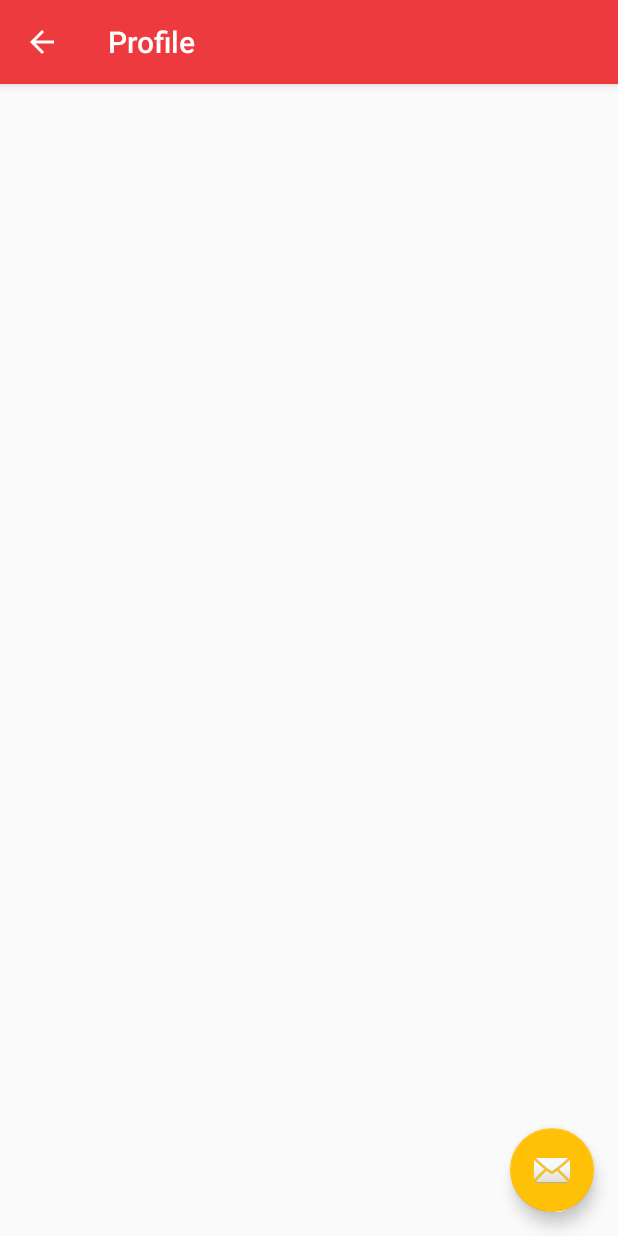
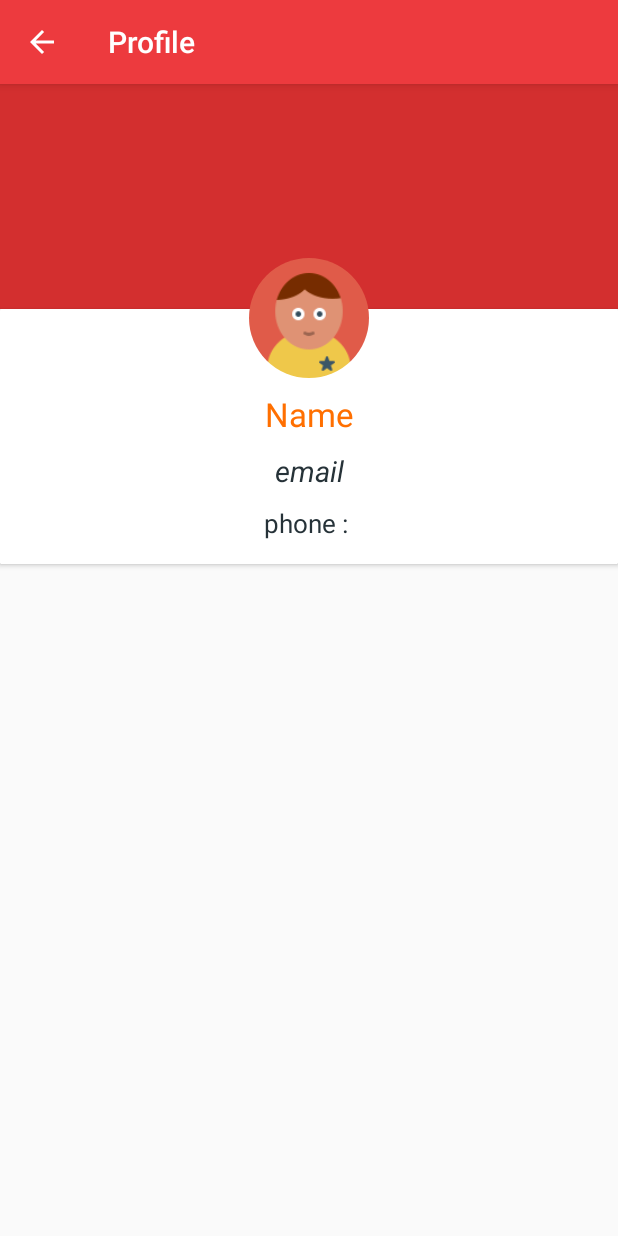
Before and after one commit to Cloudeducate/StudentApp, an Android app: the ProfileActivity screen opened directly, with no data from a screen before it, on a phone screen of 412 x 824 dp. Run offline under Robolectric (Android 15) with nearby library versions, the phone set to English and light mode, and no system bars; our stand-ins replace CircleImageView; network calls fail; 5 statements that could not run were skipped.

Commit message:
profile UI
Signed-off-by: yogeshbalan <balanyogesh@gmail.com>

```diff
--- a/app/src/main/java/com/cloudeducate/redtick/Activities/DashBoard.java
+++ b/app/src/main/java/com/cloudeducate/redtick/Activities/DashBoard.java
@@ -20,6 +20,8 @@ import org.json.JSONObject;
 public class DashBoard extends AppCompatActivity
         implements NavigationView.OnNavigationItemSelectedListener {
 
+    String jsondata;
+
     @Override
     protected void onCreate(Bundle savedInstanceState) {
         super.onCreate(savedInstanceState);
@@ -29,7 +31,7 @@ public class DashBoard extends AppCompatActivity
 
         Bundle recieved=new Bundle();
         recieved=getIntent().getExtras();
-        String jsondata=recieved.getString("key");
+        jsondata=recieved.getString("key");
         parsejsondata(jsondata);
         /*FloatingActionButton fab = (FloatingActionButton) findViewById(R.id.fab);
         fab.setOnClickListener(new View.OnClickListener() {
@@ -118,6 +120,7 @@ public class DashBoard extends AppCompatActivity
             startActivity(intent);
         } else if (id == R.id.nav_profile) {
             Intent intent = new Intent(DashBoard.this, ProfileActivity.class);
+            intent.putExtra(Constants.PROFILE, jsondata);
             startActivity(intent);
         }
         else if (id == R.id.nav_courses) {
--- a/app/src/main/java/com/cloudeducate/redtick/Activities/ProfileActivity.java
+++ b/app/src/main/java/com/cloudeducate/redtick/Activities/ProfileActivity.java
@@ -1,15 +1,23 @@
 package com.cloudeducate.redtick.Activities;
 
+import android.content.Intent;
 import android.os.Bundle;
-import android.support.design.widget.FloatingActionButton;
-import android.support.design.widget.Snackbar;
 import android.support.v7.app.AppCompatActivity;
 import android.support.v7.widget.Toolbar;
-import android.view.View;
+import android.util.Log;
+import android.widget.TextView;
 
 import com.cloudeducate.redtick.R;
+import com.cloudeducate.redtick.Utils.Constants;
+
+import org.json.JSONException;
+import org.json.JSONObject;
 
 public class ProfileActivity extends AppCompatActivity {
+
+
+    private String jsonFromDashboard;
+    private TextView name, email, phone;
 
     @Override
     protected void onCreate(Bundle savedInstanceState) {
@@ -18,15 +26,45 @@ public class ProfileActivity extends AppCompatActivity {
         Toolbar toolbar = (Toolbar) findViewById(R.id.toolbar);
         setSupportActionBar(toolbar);
 
-        FloatingActionButton fab = (FloatingActionButton) findViewById(R.id.fab);
+        Intent intent = getIntent();
+        jsonFromDashboard = intent.getStringExtra(Constants.PROFILE);
+        Log.v("yahoo", jsonFromDashboard);
+
+        /*FloatingActionButton fab = (FloatingActionButton) findViewById(R.id.fab);
         fab.setOnClickListener(new View.OnClickListener() {
             @Override
             public void onClick(View view) {
                 Snackbar.make(view, "Replace with your own action", Snackbar.LENGTH_LONG)
                         .setAction("Action", null).show();
             }
-        });
+        });*/
         getSupportActionBar().setDisplayHomeAsUpEnabled(true);
+
+        name = (TextView) findViewById(R.id.name);
+        email = (TextView) findViewById(R.id.email);
+        phone = (TextView) findViewById(R.id.phone);
+
+        parsejsondata(jsonFromDashboard);
+
+    }
+
+    public void parsejsondata(String jsonstring) {
+        try {
+            JSONObject jsonobj = new JSONObject(jsonstring);
+            JSONObject user = jsonobj.getJSONObject(Constants.USER);
+            String nameData = user.getString(Constants.NAME);
+            String emailData = user.getString(Constants.EMAIL);
+            String phoneData = user.getString(Constants.PHONE);
+            if (nameData != null && emailData != null && phoneData != null){
+                name.setText(nameData);
+                email.setText(emailData);
+                phone.setText(phoneData);
+            }
+
+        } catch (JSONException e) {
+            e.printStackTrace();
+        }
+
     }
 
 }
--- a/app/src/main/java/com/cloudeducate/redtick/Utils/Constants.java
+++ b/app/src/main/java/com/cloudeducate/redtick/Utils/Constants.java
@@ -1,6 +1,4 @@
 package com.cloudeducate.redtick.Utils;
-
-import java.security.PublicKey;
 
 /**
  * Created by yogesh on 21/1/16.
@@ -26,20 +24,19 @@ public class Constants {
     public static final String PHONE = "_phone";
     public static final String SCHOLAR = "scholar";
 
-    public static final String RESULT="results";
-    public static final String HIGHEST="highest";
-    public static final String TYPE="type";
-    public static final String MARKS="marks";
-    public static final String AVERAGE="average";
-    public static final String YEAR="year";
+    public static final String RESULT = "results";
+    public static final String HIGHEST = "highest";
+    public static final String TYPE = "type";
+    public static final String MARKS = "marks";
+    public static final String AVERAGE = "average";
+    public static final String YEAR = "year";
 
-    public static final String COURSES="courses";
-    public static final String COURSE_ID="course_id";
-    public static final String TITLE="_title";
+    public static final String COURSES = "courses";
+    public static final String COURSE_ID = "course_id";
+    public static final String TITLE = "_title";
 
 
-
-
+    public static final String PROFILE = "profile";
 
 
 }
--- a/app/src/main/res/layout/activity_profile.xml
+++ b/app/src/main/res/layout/activity_profile.xml
@@ -23,12 +23,12 @@
 
     <include layout="@layout/content_profile" />
 
-    <android.support.design.widget.FloatingActionButton
+    <!--<android.support.design.widget.FloatingActionButton
         android:id="@+id/fab"
         android:layout_width="wrap_content"
         android:layout_height="wrap_content"
         android:layout_gravity="bottom|end"
         android:layout_margin="@dimen/fab_margin"
-        android:src="@android:drawable/ic_dialog_email" />
+        android:src="@android:drawable/ic_dialog_email" />-->
 
 </android.support.design.widget.CoordinatorLayout>
--- a/app/src/main/res/layout/content_profile.xml
+++ b/app/src/main/res/layout/content_profile.xml
@@ -5,11 +5,84 @@
     android:layout_width="match_parent"
     android:layout_height="match_parent"
     android:paddingBottom="@dimen/activity_vertical_margin"
-    android:paddingLeft="@dimen/activity_horizontal_margin"
-    android:paddingRight="@dimen/activity_horizontal_margin"
-    android:paddingTop="@dimen/activity_vertical_margin"
     app:layout_behavior="@string/appbar_scrolling_view_behavior"
     tools:context="com.cloudeducate.redtick.Activities.ProfileActivity"
     tools:showIn="@layout/activity_profile">
 
+    <FrameLayout
+        android:layout_width="match_parent"
+        android:layout_height="match_parent">
+
+        <View
+            android:layout_width="match_parent"
+            android:layout_height="150dp"
+            android:background="@color/colorPrimaryDark"/>
+
+        <android.support.v7.widget.CardView
+            android:id="@+id/card_view"
+            android:layout_width="match_parent"
+            android:layout_height="wrap_content"
+            android:layout_below="@+id/imageView"
+            android:layout_marginBottom="@dimen/big_padding"
+            android:layout_marginTop="150dp"
+            android:padding="@dimen/big_padding"
+            app:cardCornerRadius="1dp">
+
+            <RelativeLayout
+                android:layout_width="match_parent"
+                android:layout_height="match_parent"
+                android:padding="@dimen/big_margin">
+
+                <TextView
+                    android:id="@+id/name"
+                    android:layout_width="match_parent"
+                    android:layout_height="wrap_content"
+                    android:gravity="center_vertical|center_horizontal"
+                    android:text="Name"
+                    android:textColor="@color/md_amber_900"
+                    android:textSize="22sp"
+                    android:layout_marginTop="40dp"
+                    />
+
+                <TextView
+                    android:id="@+id/email"
+                    android:layout_width="match_parent"
+                    android:layout_height="wrap_content"
+                    android:layout_below="@id/name"
+                    android:layout_marginTop="10dp"
+                    android:gravity="center_vertical|center_horizontal"
+                    android:text="email"
+                    android:textStyle="italic"
+                    android:textColor="@color/md_blue_grey_900"
+                    android:textSize="19sp" />
+
+                <TextView
+                    android:id="@+id/phone"
+                    android:layout_width="match_parent"
+                    android:layout_height="wrap_content"
+                    android:layout_below="@id/email"
+                    android:layout_marginTop="10dp"
+                    android:gravity="center_vertical|center_horizontal"
+                    android:text="phone : "
+                    android:textColor="@color/md_blue_grey_900"
+                    android:textSize="17sp" />
+
+
+            </RelativeLayout>
+
+        </android.support.v7.widget.CardView>
+
+    </FrameLayout>
+
+
+    <de.hdodenhof.circleimageview.CircleImageView
+        android:layout_width="96dp"
+        android:layout_height="96dp"
+        android:paddingTop="@dimen/nav_header_vertical_spacing"
+        android:src="@drawable/profile"
+        android:id="@+id/imageView"
+        android:layout_gravity="center_horizontal"
+        android:layout_marginTop="100dp"
+        android:layout_centerHorizontal="true"/>
+
 </RelativeLayout>
```
